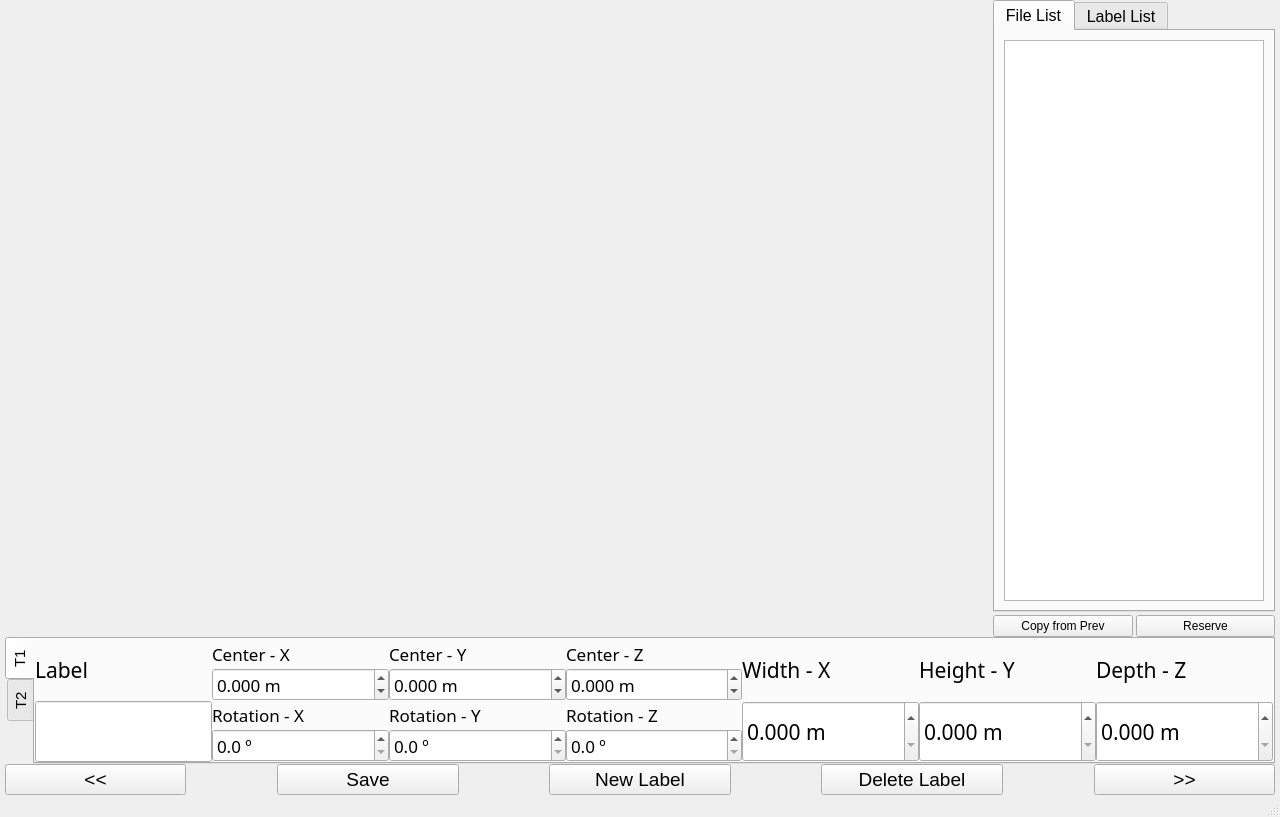
The window that pcl_labeller.ui (lesterlo/PointCloud-Object-Labeller) describes before a commit, drawn with Qt 5.
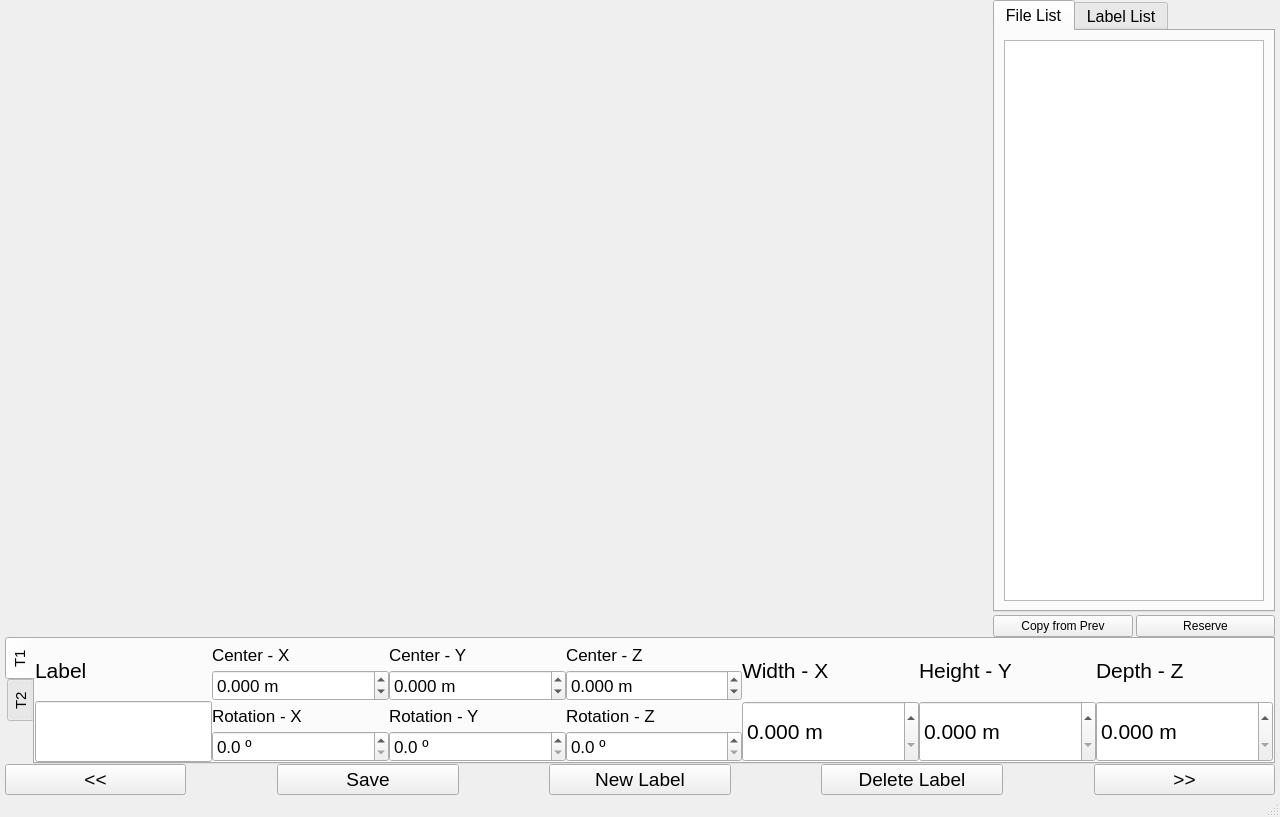
The same window after the commit. Custom widgets are drawn as their Qt base class.

Commit message: Change back the font

```diff
--- a/pcl_labeller.ui
+++ b/pcl_labeller.ui
@@ -248,7 +248,6 @@
                   </property>
                   <property name="font">
                    <font>
-                    <family>Courier 10 Pitch</family>
                     <pointsize>16</pointsize>
                     <italic>false</italic>
                    </font>
@@ -294,7 +293,6 @@
                   </property>
                   <property name="font">
                    <font>
-                    <family>Courier 10 Pitch</family>
                     <pointsize>13</pointsize>
                    </font>
                   </property>
@@ -313,7 +311,6 @@
                   </property>
                   <property name="font">
                    <font>
-                    <family>Courier 10 Pitch</family>
                     <pointsize>13</pointsize>
                    </font>
                   </property>
@@ -336,9 +333,14 @@
                 </item>
                 <item>
                  <widget class="QLabel" name="rotationx_le">
+                  <property name="sizePolicy">
+                   <sizepolicy hsizetype="Expanding" vsizetype="Expanding">
+                    <horstretch>0</horstretch>
+                    <verstretch>0</verstretch>
+                   </sizepolicy>
+                  </property>
                   <property name="font">
                    <font>
-                    <family>Courier 10 Pitch</family>
                     <pointsize>13</pointsize>
                    </font>
                   </property>
@@ -349,9 +351,14 @@
                 </item>
                 <item>
                  <widget class="QDoubleSpinBox" name="rotatex_dsb">
+                  <property name="sizePolicy">
+                   <sizepolicy hsizetype="Expanding" vsizetype="Expanding">
+                    <horstretch>0</horstretch>
+                    <verstretch>0</verstretch>
+                   </sizepolicy>
+                  </property>
                   <property name="font">
                    <font>
-                    <family>Courier 10 Pitch</family>
                     <pointsize>13</pointsize>
                    </font>
                   </property>
@@ -386,7 +393,6 @@
                   </property>
                   <property name="font">
                    <font>
-                    <family>Courier 10 Pitch</family>
                     <pointsize>13</pointsize>
                     <italic>false</italic>
                    </font>
@@ -406,7 +412,6 @@
                   </property>
                   <property name="font">
                    <font>
-                    <family>Courier 10 Pitch</family>
                     <pointsize>13</pointsize>
                    </font>
                   </property>
@@ -437,7 +442,6 @@
                   </property>
                   <property name="font">
                    <font>
-                    <family>Courier 10 Pitch</family>
                     <pointsize>13</pointsize>
                    </font>
                   </property>
@@ -449,14 +453,13 @@
                 <item>
                  <widget class="QDoubleSpinBox" name="rotatey_dsb">
                   <property name="sizePolicy">
-                   <sizepolicy hsizetype="Minimum" vsizetype="Expanding">
+                   <sizepolicy hsizetype="Expanding" vsizetype="Expanding">
                     <horstretch>0</horstretch>
                     <verstretch>0</verstretch>
                    </sizepolicy>
                   </property>
                   <property name="font">
                    <font>
-                    <family>Courier 10 Pitch</family>
                     <pointsize>13</pointsize>
                    </font>
                   </property>
@@ -488,7 +491,6 @@
                   </property>
                   <property name="font">
                    <font>
-                    <family>Courier 10 Pitch</family>
                     <pointsize>13</pointsize>
                     <italic>false</italic>
                    </font>
@@ -508,7 +510,6 @@
                   </property>
                   <property name="font">
                    <font>
-                    <family>Courier 10 Pitch</family>
                     <pointsize>13</pointsize>
                     <italic>false</italic>
                    </font>
@@ -540,7 +541,6 @@
                   </property>
                   <property name="font">
                    <font>
-                    <family>Courier 10 Pitch</family>
                     <pointsize>13</pointsize>
                    </font>
                   </property>
@@ -559,7 +559,6 @@
                   </property>
                   <property name="font">
                    <font>
-                    <family>Courier 10 Pitch</family>
                     <pointsize>13</pointsize>
                    </font>
                   </property>
@@ -588,7 +587,6 @@
                   </property>
                   <property name="font">
                    <font>
-                    <family>Courier 10 Pitch</family>
                     <pointsize>16</pointsize>
                     <italic>false</italic>
                    </font>
@@ -608,7 +606,6 @@
                   </property>
                   <property name="font">
                    <font>
-                    <family>Courier 10 Pitch</family>
                     <pointsize>16</pointsize>
                     <italic>false</italic>
                    </font>
@@ -644,7 +641,6 @@
                   </property>
                   <property name="font">
                    <font>
-                    <family>Courier 10 Pitch</family>
                     <pointsize>16</pointsize>
                     <italic>false</italic>
                    </font>
@@ -664,7 +660,6 @@
                   </property>
                   <property name="font">
                    <font>
-                    <family>Courier 10 Pitch</family>
                     <pointsize>16</pointsize>
                    </font>
                   </property>
@@ -699,7 +694,6 @@
                   </property>
                   <property name="font">
                    <font>
-                    <family>Courier 10 Pitch</family>
                     <pointsize>16</pointsize>
                     <italic>false</italic>
                    </font>
@@ -719,7 +713,6 @@
                   </property>
                   <property name="font">
                    <font>
-                    <family>Courier 10 Pitch</family>
                     <pointsize>16</pointsize>
                     <italic>false</italic>
                    </font>
```
Left out of the diff: 1 changed line with no effect on the pictures.
